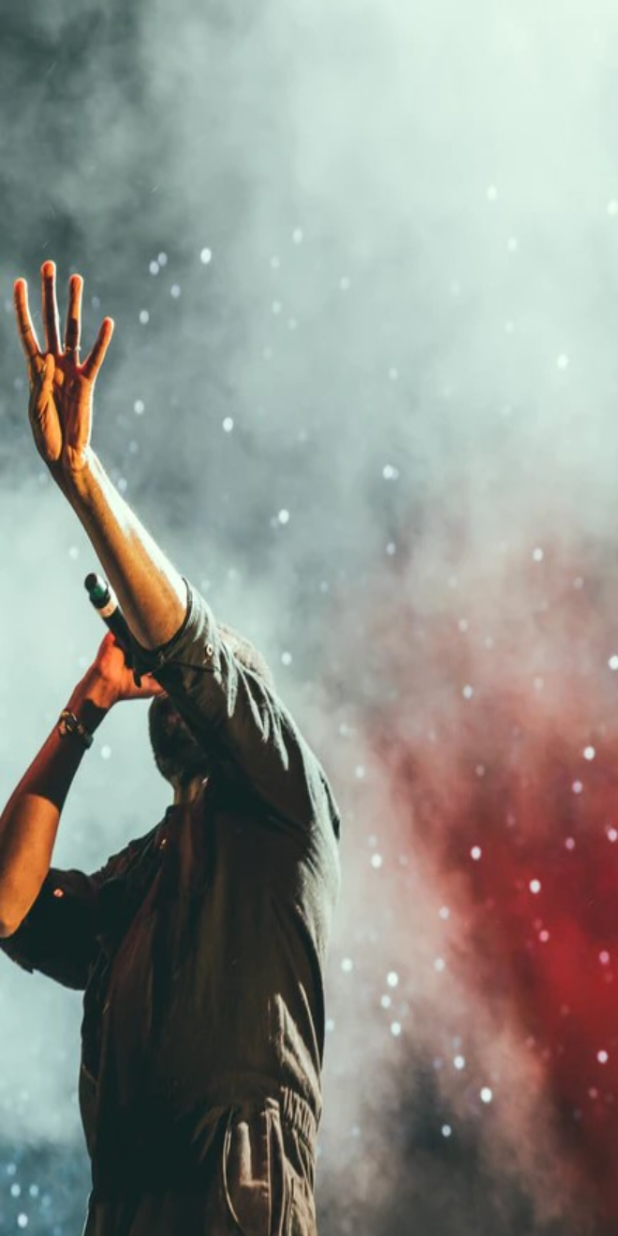
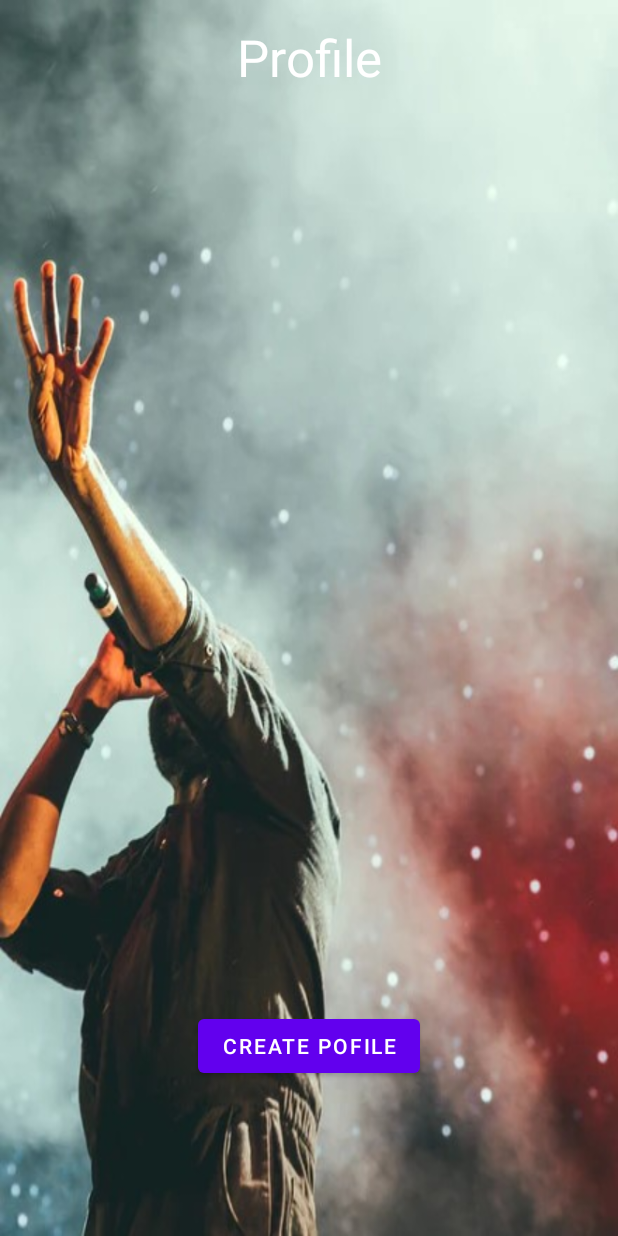
Before and after one commit to jannikhug/musicApp, an Android app: the ProfileActivity screen opened directly, with no data from a screen before it, on a phone screen of 412 x 824 dp. Run offline under Robolectric (Android 15) with nearby library versions, the phone set to English and light mode, and no system bars; network calls fail.

Commit message:
created CreateProfile view and made style changes

```diff
--- a/app/src/main/java/ch/zli/jh/mcapp/MainActivity.java
+++ b/app/src/main/java/ch/zli/jh/mcapp/MainActivity.java
@@ -51,7 +51,7 @@ public class MainActivity extends AppCompatActivity {
     protected void onCreate(Bundle savedInstanceState) {
         super.onCreate(savedInstanceState);
         setContentView(R.layout.activity_main);
-        requestWindowFeature(Window.FEATURE_NO_TITLE);
+        //requestWindowFeature(Window.FEATURE_NO_TITLE);
         getSupportActionBar().hide();
 
         Button goToProfile = findViewById(R.id.goToProfile);
--- a/app/src/main/java/ch/zli/jh/mcapp/ProfileActivity.java
+++ b/app/src/main/java/ch/zli/jh/mcapp/ProfileActivity.java
@@ -2,18 +2,29 @@ package ch.zli.jh.mcapp;
 
 import androidx.appcompat.app.AppCompatActivity;
 
+import android.content.Intent;
 import android.os.Bundle;
 import android.view.Window;
+import android.widget.Button;
 
-public class ProfileActivity extends AppCompatActivity {
+import java.io.Serializable;
+
+public class ProfileActivity extends AppCompatActivity implements Serializable {
     private boolean showData = false;
 
     @Override
     protected void onCreate(Bundle savedInstanceState) {
         super.onCreate(savedInstanceState);
         setContentView(R.layout.activity_profile);
-        requestWindowFeature(Window.FEATURE_NO_TITLE);
+        //requestWindowFeature(Window.FEATURE_NO_TITLE);
         getSupportActionBar().hide();
+
+        Button goToCreate = findViewById(R.id.goToCreate);
+        goToCreate.setOnClickListener(view -> {
+            Intent goToProfileIntent = new Intent(this, CreateActivity.class);
+            startActivity(goToProfileIntent);
+        });
+
 
         if (showData = false){
             showButton();
@@ -30,4 +41,8 @@ public class ProfileActivity extends AppCompatActivity {
     public void showData() {
 
     }
+
+    public void setShowData(boolean showData) {
+        this.showData = showData;
+    }
 }
--- /dev/null
+++ b/app/src/main/java/ch/zli/jh/mcapp/repo/ApiCalls.java
@@ -0,0 +1,4 @@
+package ch.zli.jh.mcapp.repo;
+
+public class ApiCalls {
+}
--- a/app/src/main/res/layout/activity_profile.xml
+++ b/app/src/main/res/layout/activity_profile.xml
@@ -7,4 +7,28 @@
     tools:context=".ProfileActivity"
     android:background="@drawable/bg_profile_2">
 
+    <TextView
+        android:id="@+id/ProfiletextView"
+        android:layout_width="match_parent"
+        android:layout_height="wrap_content"
+        android:gravity="center"
+        android:text="Profile"
+        android:textAppearance="@style/TextAppearance.AppCompat.Display1"
+        android:textColor="@color/white"
+        app:layout_constraintBottom_toBottomOf="parent"
+        app:layout_constraintTop_toTopOf="parent"
+        app:layout_constraintVertical_bias="0.02"
+        tools:layout_editor_absoluteX="0dp" />
+
+    <Button
+        android:id="@+id/goToCreate"
+        android:layout_width="wrap_content"
+        android:layout_height="wrap_content"
+        android:text="Create Pofile"
+        app:layout_constraintBottom_toBottomOf="parent"
+        app:layout_constraintEnd_toEndOf="parent"
+        app:layout_constraintStart_toStartOf="parent"
+        app:layout_constraintTop_toTopOf="parent"
+        app:layout_constraintVertical_bias="0.868" />
+
 </androidx.constraintlayout.widget.ConstraintLayout>
```
Also changed, not shown: app/src/main/AndroidManifest.xml (+4 -4 lines), app/src/main/java/ch/zli/jh/mcapp/CreateActivity.java (added, +104 -0 lines), app/src/main/java/ch/zli/jh/mcapp/model/Profile.java (added, +48 -0 lines), app/src/main/res/layout/activity_create.xml (added, +90 -0 lines).
